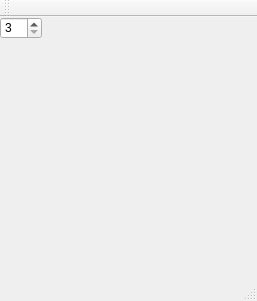
EldarGiniyatullin/University, file Semester_2/HW_7/Hometask_3/tictactoe.ui: the form before one commit.
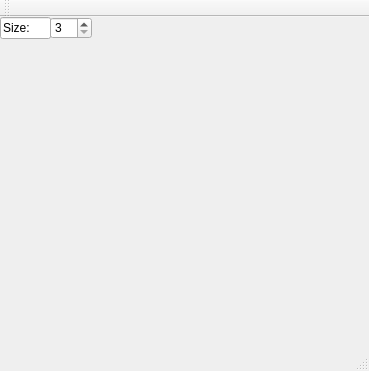
The form after the commit.

Patch:
```diff
--- a/Semester_2/HW_7/Hometask_3/tictactoe.ui
+++ b/Semester_2/HW_7/Hometask_3/tictactoe.ui
@@ -6,10 +6,22 @@
    <rect>
     <x>0</x>
     <y>0</y>
-    <width>257</width>
-    <height>301</height>
+    <width>369</width>
+    <height>371</height>
    </rect>
   </property>
+  <property name="sizePolicy">
+   <sizepolicy hsizetype="Fixed" vsizetype="Fixed">
+    <horstretch>0</horstretch>
+    <verstretch>0</verstretch>
+   </sizepolicy>
+  </property>
+  <property name="minimumSize">
+   <size>
+    <width>0</width>
+    <height>0</height>
+   </size>
+  </property>
   <property name="windowTitle">
    <string>TicTacToe</string>
   </property>
@@ -17,7 +29,7 @@
    <widget class="QSpinBox" name="sizeSpinBox">
     <property name="geometry">
      <rect>
-      <x>0</x>
+      <x>50</x>
       <y>0</y>
       <width>42</width>
       <height>22</height>
@@ -27,19 +39,33 @@
      <number>3</number>
     </property>
     <property name="maximum">
-     <number>20</number>
+     <number>10</number>
     </property>
    </widget>
-   <widget class="QWidget" name="gridLayoutWidget">
+   <widget class="QLineEdit" name="lineEdit">
     <property name="geometry">
      <rect>
       <x>0</x>
-      <y>30</y>
-      <width>251</width>
-      <height>201</height>
+      <y>0</y>
+      <width>51</width>
+      <height>22</height>
      </rect>
     </property>
-    <layout class="QGridLayout" name="buttonsLayout"/>
+    <property name="statusTip">
+     <string/>
+    </property>
+    <property name="text">
+     <string>Size:</string>
+    </property>
+    <property name="echoMode">
+     <enum>QLineEdit::Normal</enum>
+    </property>
+    <property name="dragEnabled">
+     <bool>false</bool>
+    </property>
+    <property name="readOnly">
+     <bool>true</bool>
+    </property>
    </widget>
   </widget>
   <widget class="QMenuBar" name="menuBar">
```
Left out of the diff: 2 changed lines with no effect on the pictures.
